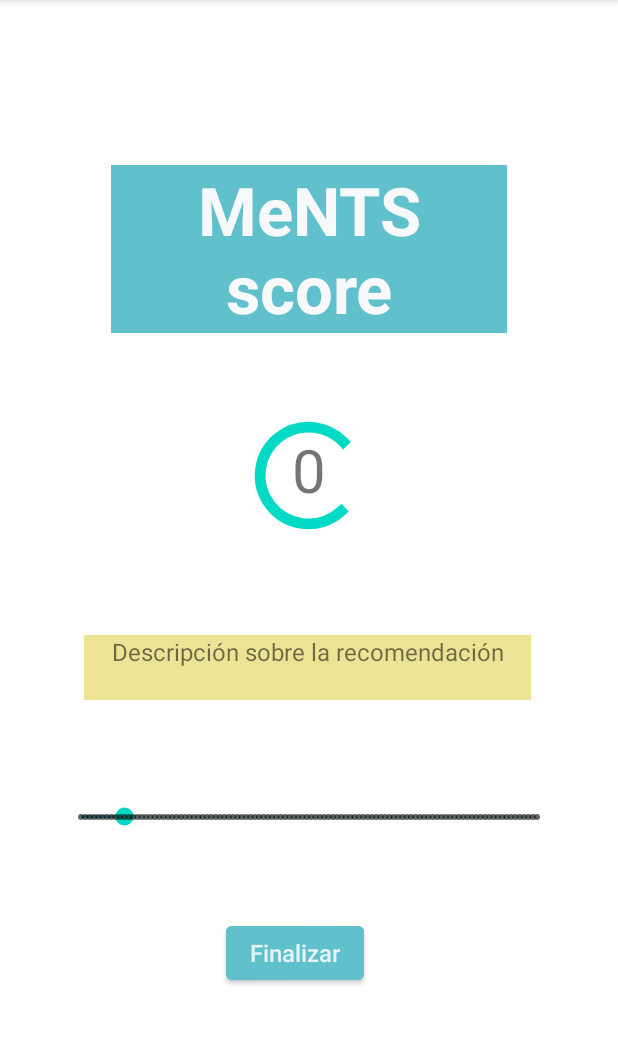
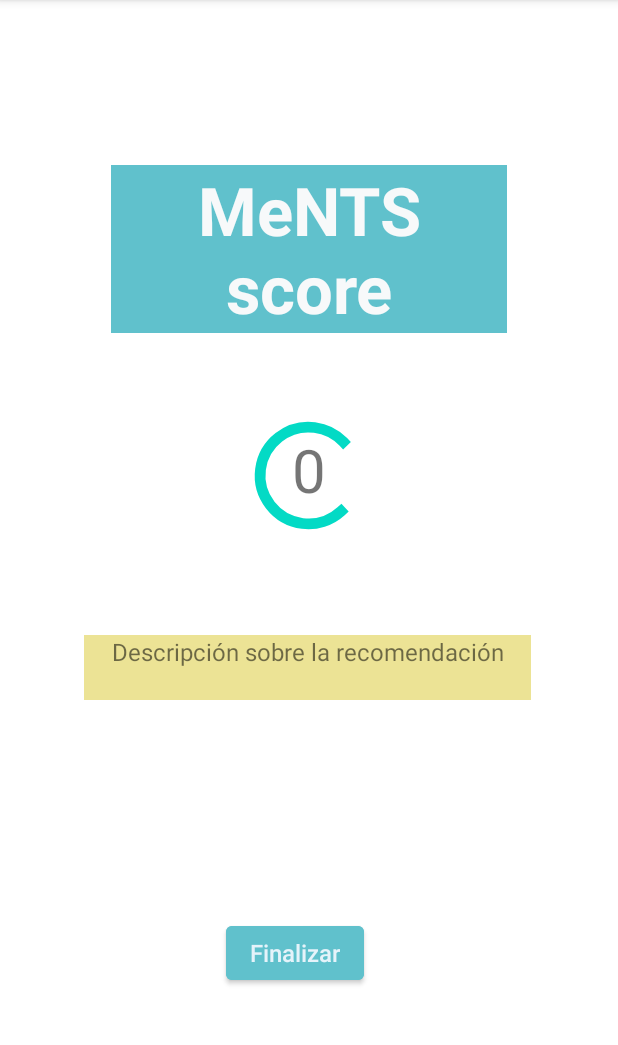
Before and after one commit to mmanuel11/mHealth_project, an Android app: the mentsSCore screen opened directly, with no data from a screen before it, on a phone screen of 412 x 824 dp, the part 84-1129 px from its top. Run offline under Robolectric (Android 15) with nearby library versions, the phone set to English and light mode, and no system bars; Roboto replaces fonts that are not available here; 3 statements that could not run were skipped.

```diff
--- a/app/src/main/AndroidManifest.xml
+++ b/app/src/main/AndroidManifest.xml
@@ -9,6 +9,9 @@
         android:roundIcon="@mipmap/ic_launcher_round"
         android:supportsRtl="true"
         android:theme="@style/Theme.Erase_mH">
+        <activity
+            android:name=".UmbralActivity"
+            android:exported="true" />
         <activity
             android:name=".mentsSCore"
             android:exported="true" />
--- a/app/src/main/res/layout/activity_ments_score.xml
+++ b/app/src/main/res/layout/activity_ments_score.xml
@@ -83,22 +83,4 @@
         app:layout_constraintTop_toBottomOf="@+id/id_mentsScord"
         app:layout_constraintVertical_bias="0.451" />
 
-    <SeekBar
-        android:id="@+id/seekBar"
-        style="@style/Widget.AppCompat.SeekBar.Discrete"
-        android:layout_width="336dp"
-        android:layout_height="94dp"
-        android:backgroundTint="#60C1CC"
-        android:foregroundTint="#60C1CC"
-        android:indeterminateTint="#60C1CC"
-        android:max="105"
-        android:progress="10"
-        android:progressBackgroundTint="#60C1CC"
-        android:progressTint="#60C1CC"
-        app:layout_constraintBottom_toBottomOf="parent"
-        app:layout_constraintEnd_toEndOf="parent"
-        app:layout_constraintStart_toStartOf="parent"
-        app:layout_constraintTop_toTopOf="parent"
-        app:layout_constraintVertical_bias="0.739" />
-
 </androidx.constraintlayout.widget.ConstraintLayout>
```
Also changed, not shown: app/src/main/java/com/example/erase_mh/UmbralActivity.java (added, +14 -0 lines), app/src/main/res/layout/activity_umbral.xml (added, +9 -0 lines).
